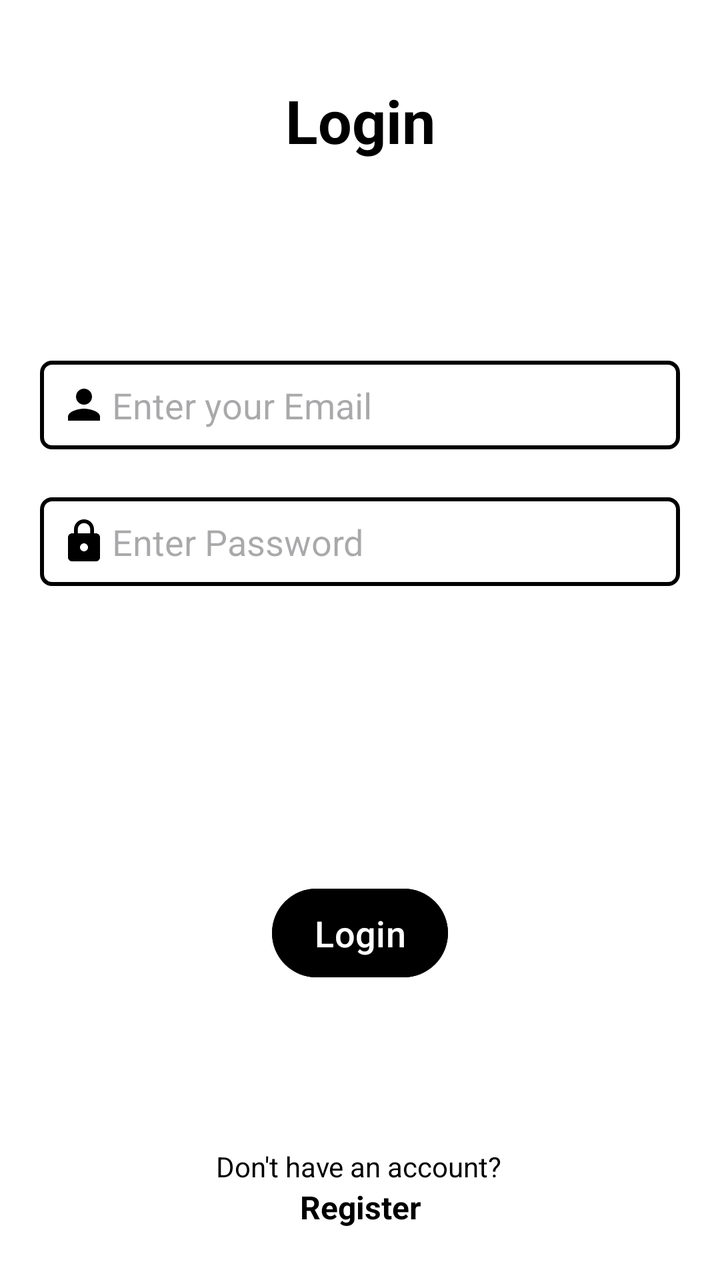
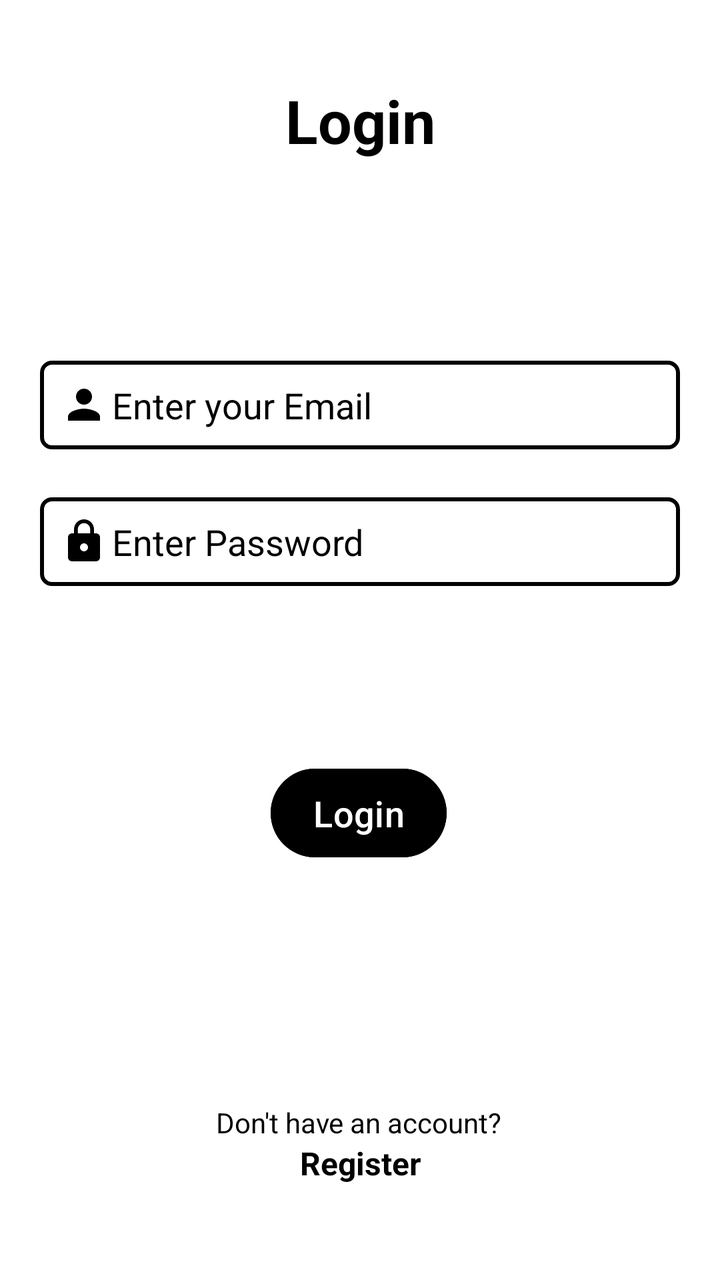

An Android layout rendered at two revisions. The XML below is the earlier revision; the diff shows what the commit changed to produce the second picture.
<!-- AndroidManifest.xml: application theme Theme.FirebaseAuthenticationPractice -->
<!-- res/layout/activity_login.xml -->
<?xml version="1.0" encoding="utf-8"?>
<androidx.constraintlayout.widget.ConstraintLayout xmlns:android="http://schemas.android.com/apk/res/android"
    xmlns:app="http://schemas.android.com/apk/res-auto"
    xmlns:tools="http://schemas.android.com/tools"
    android:id="@+id/main"
    android:layout_width="match_parent"
    android:layout_height="match_parent"
    android:background="@color/white"
    tools:context=".Register">

    <TextView
        android:id="@+id/textView"
        android:layout_width="wrap_content"
        android:layout_height="wrap_content"
        android:layout_marginTop="40dp"
        android:text="Login"
        android:textSize="30dp"
        android:textColor="@color/black"
        android:textStyle="bold"
        app:layout_constraintEnd_toEndOf="parent"
        app:layout_constraintStart_toStartOf="parent"
        app:layout_constraintTop_toTopOf="parent"
        app:layout_constraintBottom_toTopOf="@id/etEmail"/>

    <EditText
        android:id="@+id/etEmail"
        android:layout_width="match_parent"
        android:layout_height="wrap_content"
        android:layout_marginTop="100dp"
        android:layout_marginStart="20dp"
        android:layout_marginEnd="20dp"
        android:background="@drawable/et_background"
        android:padding="10dp"
        android:hint="Enter your Email"
        android:drawableStart="@drawable/baseline_person_24"
        android:drawablePadding="2dp"
        app:layout_constraintBottom_toTopOf="@id/etPassword"
        app:layout_constraintEnd_toEndOf="parent"
        app:layout_constraintHorizontal_bias="1.0"
        app:layout_constraintStart_toStartOf="parent"
        app:layout_constraintTop_toBottomOf="@+id/textView" />

    <EditText
        android:id="@+id/etPassword"
        android:layout_width="match_parent"
        android:layout_height="wrap_content"
        android:layout_marginTop="24dp"
        android:layout_marginStart="20dp"
        android:layout_marginEnd="20dp"
        android:background="@drawable/et_background"
        android:padding="10dp"
        android:hint="Enter Password"
        android:drawableStart="@drawable/baseline_lock_24"
        android:drawablePadding="2dp"
        app:layout_constraintEnd_toEndOf="parent"
        app:layout_constraintHorizontal_bias="0.0"
        app:layout_constraintStart_toStartOf="parent"
        app:layout_constraintTop_toBottomOf="@+id/etEmail" />

    <Button
        android:id="@+id/btnLogin"
        android:layout_width="wrap_content"
        android:layout_height="wrap_content"
        android:text="Login"
        android:textColor="@color/white"
        android:textSize="18dp"
        android:padding="10dp"
        android:backgroundTint="@color/black"
        app:layout_constraintBottom_toBottomOf="parent"
        app:layout_constraintEnd_toEndOf="parent"
        app:layout_constraintStart_toStartOf="parent"
        app:layout_constraintTop_toBottomOf="@+id/etPassword" />

    <TextView
        android:id="@+id/textView2"
        android:layout_width="wrap_content"
        android:layout_height="wrap_content"
        android:text="Don't have an account?"
        android:textSize="14dp"
        android:textColor="@color/black"
        app:layout_constraintBottom_toBottomOf="parent"
        app:layout_constraintEnd_toEndOf="parent"
        app:layout_constraintHorizontal_bias="0.498"
        app:layout_constraintStart_toStartOf="parent"
        app:layout_constraintTop_toBottomOf="@+id/btnLogin"
        app:layout_constraintVertical_bias="0.632" />

    <TextView
        android:id="@+id/tvRegister"
        android:layout_width="wrap_content"
        android:layout_height="wrap_content"
        android:text="Register"
        android:textSize="16dp"
        android:textColor="@color/black"
        android:textStyle="bold"
        app:layout_constraintBottom_toBottomOf="parent"
        app:layout_constraintEnd_toEndOf="parent"
        app:layout_constraintHorizontal_bias="0.501"
        app:layout_constraintStart_toStartOf="parent"
        app:layout_constraintTop_toBottomOf="@+id/textView2"
        app:layout_constraintVertical_bias="0.0" />

</androidx.constraintlayout.widget.ConstraintLayout>
<!-- resources referenced by this layout -->
<resources>
  <color name="black">#FF000000</color>
  <color name="white">#FFFFFFFF</color>
  <!-- drawable baseline_lock_24 (drawable) -->
  <vector xmlns:android="http://schemas.android.com/apk/res/android" android:height="24dp" android:tint="#000000" android:viewportHeight="24" android:viewportWidth="24" android:width="24dp">
        
      <path android:fillColor="@android:color/white" android:pathData="M18,8h-1L17,6c0,-2.76 -2.24,-5 -5,-5S7,3.24 7,6v2L6,8c-1.1,0 -2,0.9 -2,2v10c0,1.1 0.9,2 2,2h12c1.1,0 2,-0.9 2,-2L20,10c0,-1.1 -0.9,-2 -2,-2zM12,17c-1.1,0 -2,-0.9 -2,-2s0.9,-2 2,-2 2,0.9 2,2 -0.9,2 -2,2zM15.1,8L8.9,8L8.9,6c0,-1.71 1.39,-3.1 3.1,-3.1 1.71,0 3.1,1.39 3.1,3.1v2z"/>
      
  </vector>
  <!-- drawable baseline_person_24 (drawable) -->
  <vector xmlns:android="http://schemas.android.com/apk/res/android" android:height="24dp" android:tint="#000000" android:viewportHeight="24" android:viewportWidth="24" android:width="24dp">
        
      <path android:fillColor="@android:color/white" android:pathData="M12,12c2.21,0 4,-1.79 4,-4s-1.79,-4 -4,-4 -4,1.79 -4,4 1.79,4 4,4zM12,14c-2.67,0 -8,1.34 -8,4v2h16v-2c0,-2.66 -5.33,-4 -8,-4z"/>
      
  </vector>
  <!-- drawable et_background (drawable) -->
  <?xml version="1.0" encoding="utf-8"?>
  <shape xmlns:android="http://schemas.android.com/apk/res/android"
      android:shape="rectangle">
      <stroke android:width="2dp"
          android:color="@color/black"/>
      <corners android:radius="5dp"/>
  
  
  </shape>
  <style name="Theme.FirebaseAuthenticationPractice" parent="Base.Theme.FirebaseAuthenticationPractice" />
  <style name="Base.Theme.FirebaseAuthenticationPractice" parent="Theme.Material3.DayNight.NoActionBar">
          
          
      </style>
</resources>

<!-- the commit's change to res/layout/activity_login.xml (unified diff, before → after) -->
@@ -32,6 +32,9 @@
         android:background="@drawable/et_background"
         android:padding="10dp"
         android:hint="Enter your Email"
+        android:textColor="@color/black"
+        android:textColorHint="@color/black"
+        android:singleLine="true"
         android:drawableStart="@drawable/baseline_person_24"
         android:drawablePadding="2dp"
         app:layout_constraintBottom_toTopOf="@id/etPassword"
@@ -50,6 +53,9 @@
         android:background="@drawable/et_background"
         android:padding="10dp"
         android:hint="Enter Password"
+        android:textColor="@color/black"
+        android:textColorHint="@color/black"
+        android:singleLine="true"
         android:drawableStart="@drawable/baseline_lock_24"
         android:drawablePadding="2dp"
         app:layout_constraintEnd_toEndOf="parent"
@@ -61,15 +67,17 @@
         android:id="@+id/btnLogin"
         android:layout_width="wrap_content"
         android:layout_height="wrap_content"
+        android:backgroundTint="@color/black"
+        android:padding="10dp"
         android:text="Login"
         android:textColor="@color/white"
         android:textSize="18dp"
-        android:padding="10dp"
-        android:backgroundTint="@color/black"
         app:layout_constraintBottom_toBottomOf="parent"
         app:layout_constraintEnd_toEndOf="parent"
+        app:layout_constraintHorizontal_bias="0.498"
         app:layout_constraintStart_toStartOf="parent"
-        app:layout_constraintTop_toBottomOf="@+id/etPassword" />
+        app:layout_constraintTop_toBottomOf="@+id/etPassword"
+        app:layout_constraintVertical_bias="0.296" />
 
     <TextView
         android:id="@+id/textView2"
